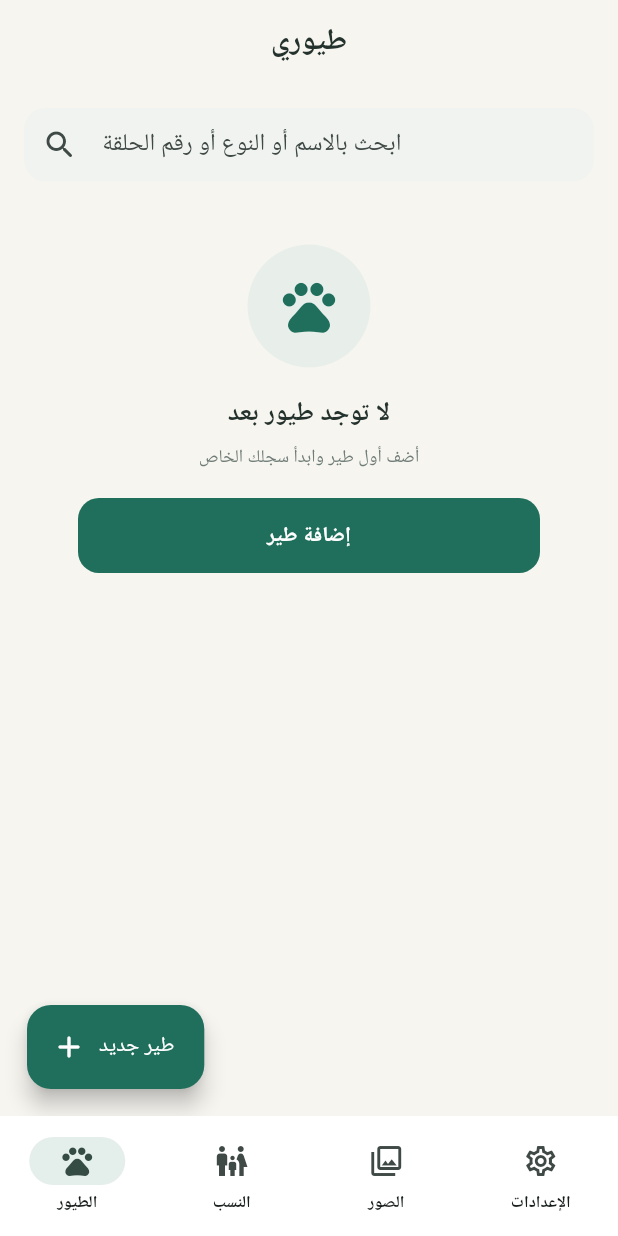
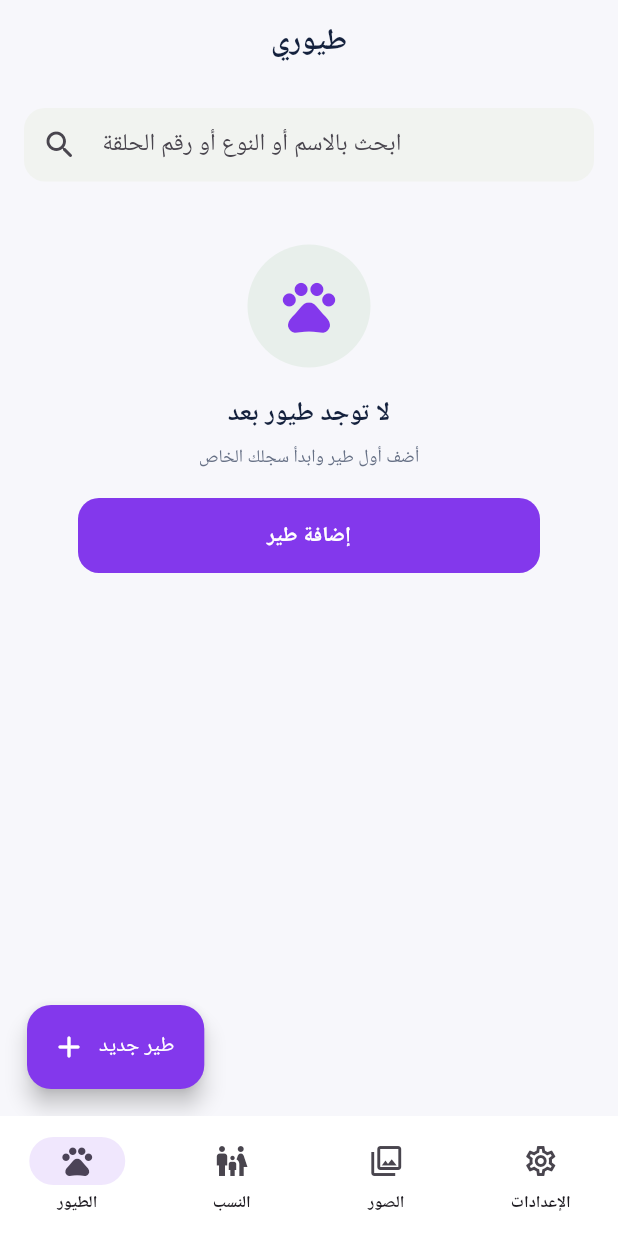
Before and after one commit to dotee313/DataHmamat, a Flutter app: the screen it shows after launch, on a phone screen of 412 x 824 dp. Run offline on Flutter 3.47's test engine with Material 3 defaults, Android fonts, the phone set to English and light mode, and no system bars; our stand-ins replace file_picker, image_picker, shared_preferences.

Commit message:
Use provided logo and match palette

```diff
--- a/lib/theme.dart
+++ b/lib/theme.dart
@@ -1,15 +1,15 @@
 import 'package:flutter/material.dart';
 
-/// هوية بصرية هادئة ونظيفة: أخضر عميق مع لمسة ذهبية.
+/// هوية بصرية هادئة ونظيفة: بنفسجي وذهبي، متوافقة مع الشعار.
 abstract final class AppTheme {
-  static const Color green = Color(0xFF1F6F5C);
-  static const Color greenDark = Color(0xFF123B32);
-  static const Color gold = Color(0xFFC8A45D);
-  static const Color canvas = Color(0xFFF7F5F0);
+  static const Color green = Color(0xFF8338EC);
+  static const Color greenDark = Color(0xFF14213D);
+  static const Color gold = Color(0xFFFCA311);
+  static const Color canvas = Color(0xFFF7F7FB);
   static const Color card = Colors.white;
-  static const Color ink = Color(0xFF24322E);
-  static const Color muted = Color(0xFF6F7C77);
-  static const Color line = Color(0xFFE4E6E1);
+  static const Color ink = Color(0xFF14213D);
+  static const Color muted = Color(0xFF667085);
+  static const Color line = Color(0xFFE4E7EC);
 
   static ThemeData light() {
     final scheme = ColorScheme.fromSeed(
--- a/pubspec.yaml
+++ b/pubspec.yaml
@@ -1,5 +1,5 @@
 name: data_hmamat
-description: سجل حماماتك المحلي: بيانات، نسب عائلي، وصور أسبوعية قابلة للتكبير.
+description: "سجل حماماتك المحلي - بيانات، نسب عائلي، وصور أسبوعية قابلة للتكبير."
 publish_to: none
 version: 0.1.0+1
 
@@ -25,7 +25,7 @@ flutter_launcher_icons:
   android: "launcher_icon"
   image_path: "assets/icon.png"
   min_sdk_android: 21
-  adaptive_icon_background: "#123B32"
+  adaptive_icon_background: "#8338EC"
   adaptive_icon_foreground: "assets/icon.png"
 
 flutter:
```
Also changed, not shown: assets/logo.svg.
